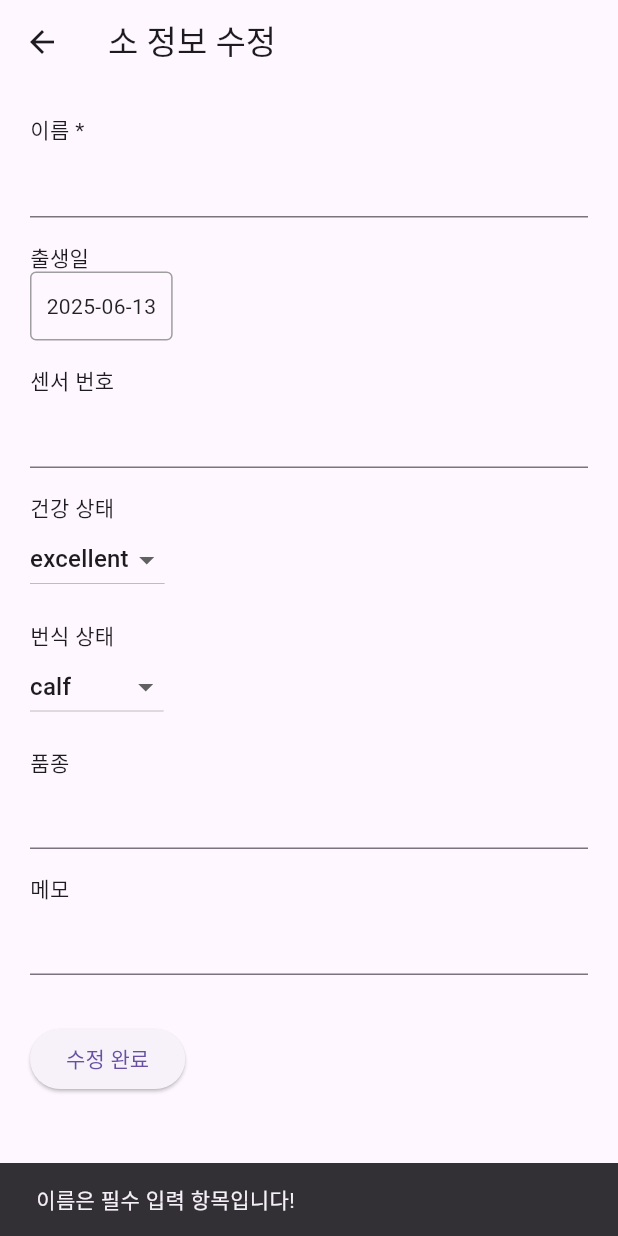
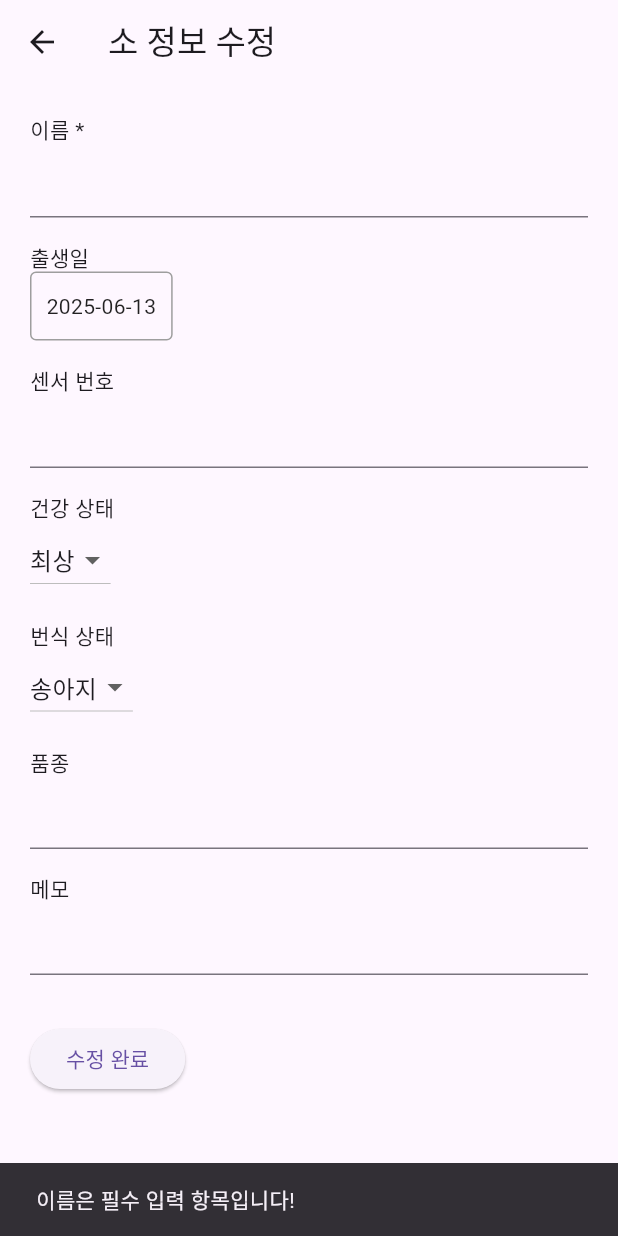
Before and after one commit to SeulGi0117/BlackCows, a Flutter app: the CowEditPage screen opened directly with empty values, after a tap on "수정 완료", on a phone screen of 412 x 824 dp. Run offline on Flutter 3.47's test engine with Material 3 defaults, Android fonts, the phone set to English and light mode, and no system bars; our stand-ins replace dio, flutter_dotenv, shared_preferences; accounts and stored records are empty.

Commit message:
fix : 수정할 때 상태, 번식 한국어로 선택하도록 수정

```diff
--- a/cow_management/lib/screens/cow_list/cow_edit_page.dart
+++ b/cow_management/lib/screens/cow_list/cow_edit_page.dart
@@ -24,6 +24,24 @@ class _CowEditPageState extends State<CowEditPage> {
   HealthStatus? _selectedHealthStatus;
   BreedingStatus? _selectedBreedingStatus;
   bool _isLoading = false;
+
+  // 한국어 매칭
+  final healthStatusLabels = {
+    HealthStatus.excellent: '최상',
+    HealthStatus.good: '양호',
+    HealthStatus.average: '보통',
+    HealthStatus.poor: '나쁨',
+    HealthStatus.sick: '병환',
+  };
+
+  final breedingStatusLabels = {
+    BreedingStatus.calf: '송아지',
+    BreedingStatus.heifer: '미경산',
+    BreedingStatus.pregnant: '임신',
+    BreedingStatus.lactating: '비유',
+    BreedingStatus.dry: '건유',
+    BreedingStatus.breeding: '교배',
+  };
 
   @override
   void initState() {
@@ -95,10 +113,10 @@ class _CowEditPageState extends State<CowEditPage> {
 
       final updatedCow = Cow.fromJson(response.data);
       final cowProvider = Provider.of<CowProvider>(context, listen: false);
-      cowProvider.updateCow(updatedCow); // 리스트에도 반영
+      cowProvider.updateCow(updatedCow);
 
       if (!mounted) return;
-      Navigator.pop(context, updatedCow); // 이전 화면으로
+      Navigator.pop(context, updatedCow);
     } on DioException catch (e) {
       final data = e.response?.data;
       String message;
@@ -164,7 +182,7 @@ class _CowEditPageState extends State<CowEditPage> {
               items: HealthStatus.values.map((status) {
                 return DropdownMenuItem(
                   value: status,
-                  child: Text(status.name),
+                  child: Text(healthStatusLabels[status]!),
                 );
               }).toList(),
               onChanged: (val) => setState(() => _selectedHealthStatus = val),
@@ -177,7 +195,7 @@ class _CowEditPageState extends State<CowEditPage> {
               items: BreedingStatus.values.map((status) {
                 return DropdownMenuItem(
                   value: status,
-                  child: Text(status.name),
+                  child: Text(breedingStatusLabels[status]!),
                 );
               }).toList(),
               onChanged: (val) => setState(() => _selectedBreedingStatus = val),
--- a/cow_management/lib/screens/cow_list/cow_list_page.dart
+++ b/cow_management/lib/screens/cow_list/cow_list_page.dart
@@ -167,8 +167,11 @@ class _CowListPageState extends State<CowListPage> {
   Widget _buildFilterChips() {
     final filters = {
       '전체': null,
+      '최상': '최상',
       '양호': '양호',
-      '위험': '위험',
+      '보통': '보통',
+      '나쁨': '나쁨',
+      '병환': '병환',
     };
 
     return Wrap(
```
